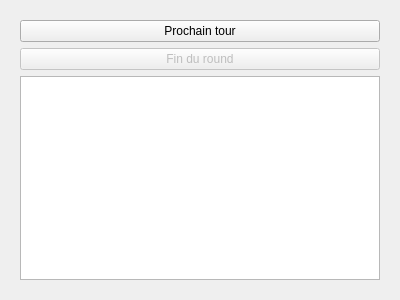
Above: app/view/forms/channel.ui from r0nd0ud0u/qt-rpg before the change. Below: the same form after it.
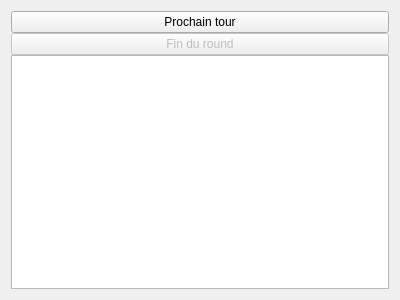
That is the form after the change. The open tabs and pages were chosen to show the change. Custom widgets are drawn as their Qt base class.

```diff
--- a/app/view/forms/channel.ui
+++ b/app/view/forms/channel.ui
@@ -13,6 +13,12 @@
     <height>300</height>
    </rect>
   </property>
+  <property name="sizePolicy">
+   <sizepolicy hsizetype="Preferred" vsizetype="MinimumExpanding">
+    <horstretch>0</horstretch>
+    <verstretch>0</verstretch>
+   </sizepolicy>
+  </property>
   <property name="windowTitle">
    <string>Form</string>
   </property>
@@ -27,6 +33,21 @@
        <bool>true</bool>
       </property>
       <layout class="QVBoxLayout" name="verticalLayout_2">
+       <property name="spacing">
+        <number>0</number>
+       </property>
+       <property name="leftMargin">
+        <number>0</number>
+       </property>
+       <property name="topMargin">
+        <number>0</number>
+       </property>
+       <property name="rightMargin">
+        <number>0</number>
+       </property>
+       <property name="bottomMargin">
+        <number>0</number>
+       </property>
        <item>
         <widget class="QPushButton" name="next_turn_button">
          <property name="enabled">
@@ -49,6 +70,12 @@
        </item>
        <item>
         <widget class="QTextEdit" name="channel_textEdit">
+         <property name="sizePolicy">
+          <sizepolicy hsizetype="Expanding" vsizetype="MinimumExpanding">
+           <horstretch>0</horstretch>
+           <verstretch>0</verstretch>
+          </sizepolicy>
+         </property>
          <property name="readOnly">
           <bool>true</bool>
          </property>
```
